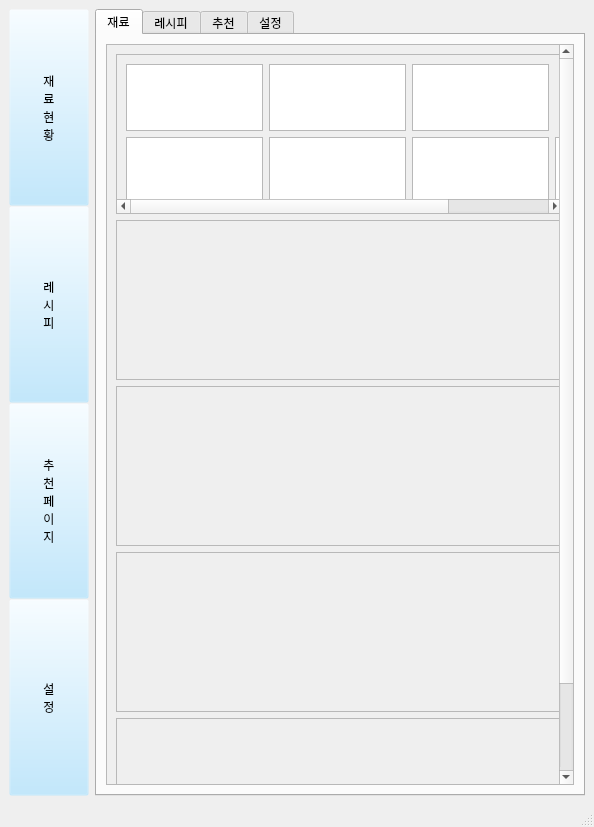
The window that interface/material_stat.ui (lsm-k/team-project) describes before a commit, drawn with Qt 5.
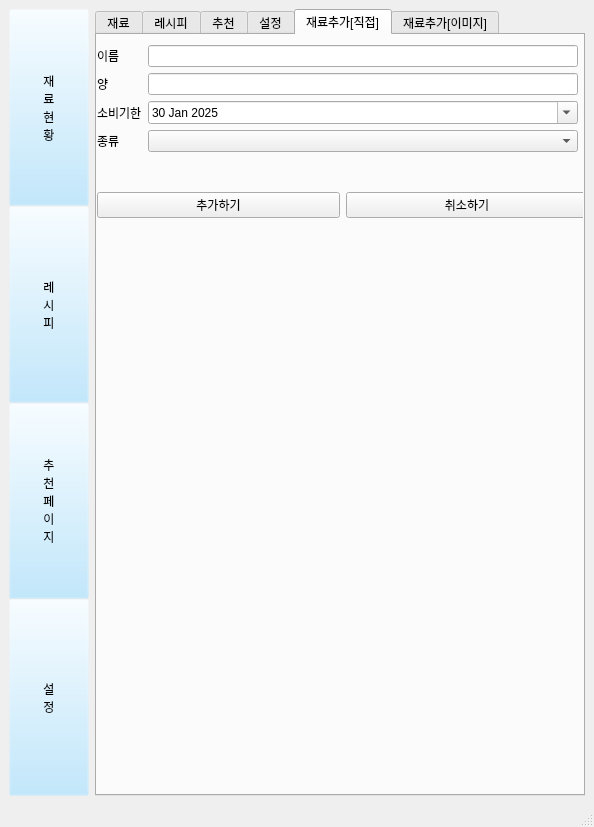
The same window after the commit. The open tabs and pages were chosen to show the change.

Commit message: add ref_add_self tab and create form

```diff
--- a/interface/material_stat.ui
+++ b/interface/material_stat.ui
@@ -497,6 +497,118 @@
           </property>
          </widget>
         </widget>
+        <widget class="QWidget" name="ref_add_self_tab">
+         <attribute name="title">
+          <string>재료추가[직접]</string>
+         </attribute>
+         <widget class="QWidget" name="formLayoutWidget">
+          <property name="geometry">
+           <rect>
+            <x>0</x>
+            <y>10</y>
+            <width>481</width>
+            <height>116</height>
+           </rect>
+          </property>
+          <layout class="QFormLayout" name="formLayout">
+           <item row="0" column="0">
+            <widget class="QLabel" name="RefName">
+             <property name="text">
+              <string>이름</string>
+             </property>
+            </widget>
+           </item>
+           <item row="0" column="1">
+            <widget class="QLineEdit" name="name_line_edit"/>
+           </item>
+           <item row="1" column="0">
+            <widget class="QLabel" name="Amount">
+             <property name="text">
+              <string>양</string>
+             </property>
+            </widget>
+           </item>
+           <item row="1" column="1">
+            <widget class="QLineEdit" name="amount_line_edit"/>
+           </item>
+           <item row="2" column="0">
+            <widget class="QLabel" name="expiration_duration_label">
+             <property name="text">
+              <string>소비기한</string>
+             </property>
+            </widget>
+           </item>
+           <item row="2" column="1">
+            <widget class="QDateEdit" name="expiration_duration_date_edit">
+             <property name="frame">
+              <bool>true</bool>
+             </property>
+             <property name="dateTime">
+              <datetime>
+               <hour>15</hour>
+               <minute>0</minute>
+               <second>3</second>
+               <year>2025</year>
+               <month>1</month>
+               <day>30</day>
+              </datetime>
+             </property>
+             <property name="calendarPopup">
+              <bool>true</bool>
+             </property>
+             <property name="date">
+              <date>
+               <year>2025</year>
+               <month>1</month>
+               <day>30</day>
+              </date>
+             </property>
+            </widget>
+           </item>
+           <item row="3" column="0">
+            <widget class="QLabel" name="type_label">
+             <property name="text">
+              <string>종류</string>
+             </property>
+            </widget>
+           </item>
+           <item row="3" column="1">
+            <widget class="QComboBox" name="type_combo_box"/>
+           </item>
+          </layout>
+         </widget>
+         <widget class="QWidget" name="horizontalLayoutWidget">
+          <property name="geometry">
+           <rect>
+            <x>0</x>
+            <y>130</y>
+            <width>491</width>
+            <height>81</height>
+           </rect>
+          </property>
+          <layout class="QHBoxLayout" name="horizontalLayout_3">
+           <item>
+            <widget class="QPushButton" name="ref_add_self_ok_btn">
+             <property name="text">
+              <string>추가하기</string>
+             </property>
+            </widget>
+           </item>
+           <item>
+            <widget class="QPushButton" name="ref_add_self_cancel_btn">
+             <property name="text">
+              <string>취소하기</string>
+             </property>
+            </widget>
+           </item>
+          </layout>
+         </widget>
+        </widget>
+        <widget class="QWidget" name="ref_add_image_tab">
+         <attribute name="title">
+          <string>재료추가[이미지]</string>
+         </attribute>
+        </widget>
        </widget>
       </item>
      </layout>
```
Left out of the diff: 18 changed lines with no effect on the pictures. The commit also changes 1 other file.
